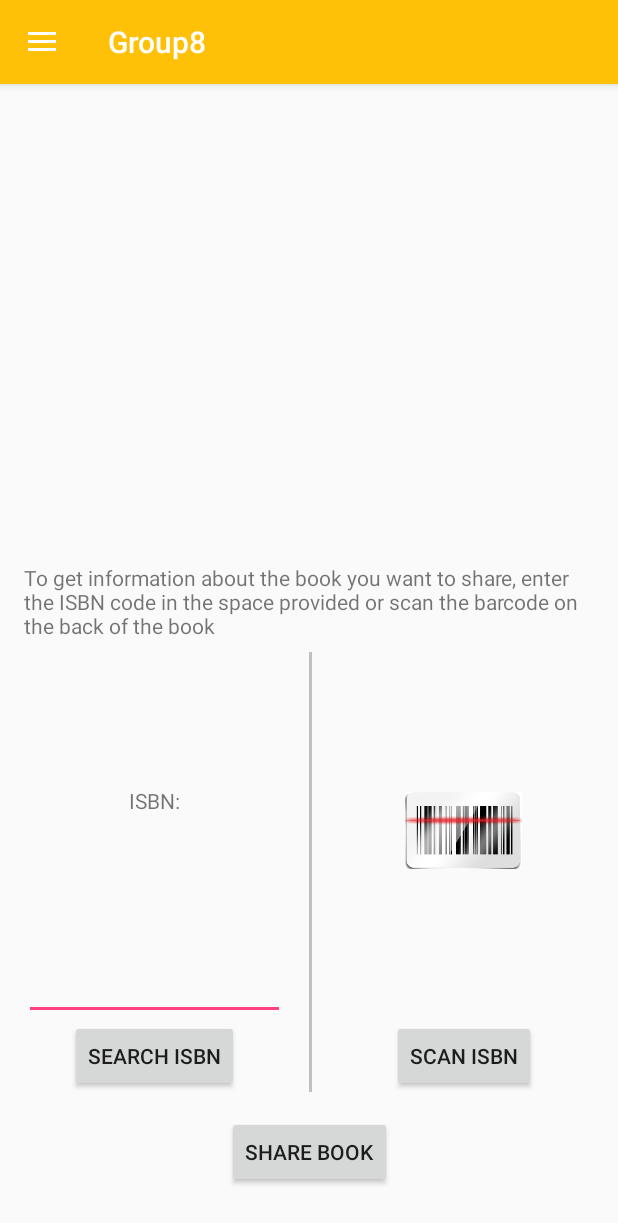
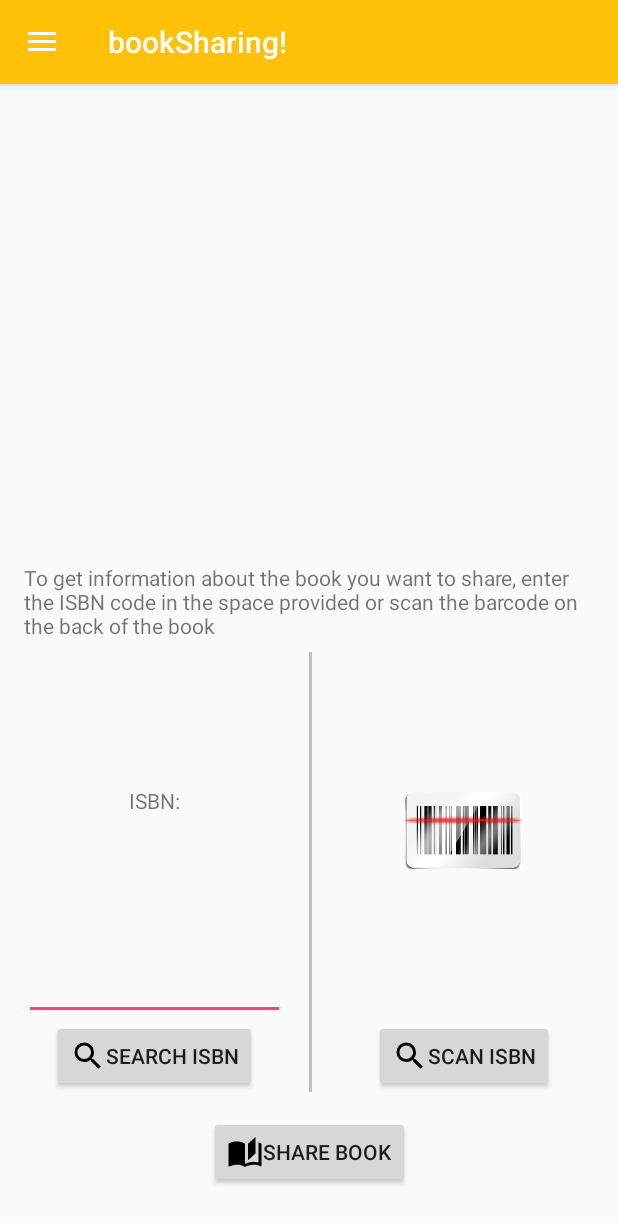
Before and after one commit to group8MAD/group8, an Android app: the screen it shows after launch (BookActivity), on a phone screen of 412 x 824 dp. Shown: the top 1223 px of the screen. Run offline under Robolectric (Android 15) with nearby library versions, the phone set to English and light mode, and no system bars; our stand-ins replace CircleImageView, Firebase (no records; nobody signed in at launch, a user with empty details on screens opened directly), Picasso; libraries missing offline, so code that uses them is left out: com.firebase.ui, com.google.zxing.integration; pictures from the network do not load.

Commit message:
added drawables

```diff
--- /dev/null
+++ b/app/src/main/res/drawable/magnify.xml
@@ -0,0 +1,8 @@
+<!-- drawable/magnify.xml -->
+<vector xmlns:android="http://schemas.android.com/apk/res/android"
+    android:height="24dp"
+    android:width="24dp"
+    android:viewportWidth="24"
+    android:viewportHeight="24">
+    <path android:fillColor="#000" android:pathData="M9.5,3A6.5,6.5 0 0,1 16,9.5C16,11.11 15.41,12.59 14.44,13.73L14.71,14H15.5L20.5,19L19,20.5L14,15.5V14.71L13.73,14.44C12.59,15.41 11.11,16 9.5,16A6.5,6.5 0 0,1 3,9.5A6.5,6.5 0 0,1 9.5,3M9.5,5C7,5 5,7 5,9.5C5,12 7,14 9.5,14C12,14 14,12 14,9.5C14,7 12,5 9.5,5Z" />
+</vector>
--- a/app/src/main/res/layout-normal-land/activity_book.xml
+++ b/app/src/main/res/layout-normal-land/activity_book.xml
@@ -107,6 +107,7 @@
             android:layout_marginRight="8dp"
             android:layout_marginStart="8dp"
             android:text="@string/SearchIsbn"
+            android:drawableLeft="@drawable/magnify"
             app:layout_constraintBottom_toTopOf="@+id/publish"
             app:layout_constraintEnd_toStartOf="@+id/view"
             app:layout_constraintHorizontal_bias="0.5"
@@ -150,6 +151,7 @@
             android:layout_marginRight="8dp"
             android:layout_marginStart="8dp"
             android:text="@string/publish"
+            android:drawableLeft="@drawable/book_open_page_variant"
             app:layout_constraintBottom_toBottomOf="parent"
             app:layout_constraintEnd_toEndOf="parent"
             app:layout_constraintStart_toStartOf="@+id/guideline1" />
@@ -164,6 +166,7 @@
             android:layout_marginRight="16dp"
             android:layout_marginStart="8dp"
             android:text="@string/pressToScan"
+            android:drawableLeft="@drawable/magnify"
             app:layout_constraintBottom_toTopOf="@+id/publish"
             app:layout_constraintEnd_toEndOf="parent"
             app:layout_constraintHorizontal_bias="0.5"
--- a/app/src/main/res/layout-normal-port/activity_book.xml
+++ b/app/src/main/res/layout-normal-port/activity_book.xml
@@ -100,6 +100,7 @@
             android:layout_marginRight="16dp"
             android:layout_marginStart="16dp"
             android:text="@string/SearchIsbn"
+            android:drawableLeft="@drawable/magnify"
             app:layout_constraintBottom_toTopOf="@+id/publish"
             app:layout_constraintEnd_toStartOf="@+id/guideline"
             app:layout_constraintStart_toStartOf="parent" />
@@ -143,6 +144,7 @@
             android:layout_marginLeft="8dp"
             android:layout_marginRight="8dp"
             android:layout_marginStart="8dp"
+            android:drawableLeft="@drawable/book_open_page_variant"
             android:text="@string/publish"
             app:layout_constraintBottom_toBottomOf="parent"
             app:layout_constraintEnd_toEndOf="parent"
@@ -158,6 +160,7 @@
             android:layout_marginRight="16dp"
             android:layout_marginStart="16dp"
             android:text="@string/pressToScan"
+            android:drawableLeft="@drawable/magnify"
             app:layout_constraintBottom_toTopOf="@+id/publish"
             app:layout_constraintEnd_toEndOf="parent"
             app:layout_constraintStart_toStartOf="@+id/guideline" />
--- a/app/src/main/res/values/strings.xml
+++ b/app/src/main/res/values/strings.xml
@@ -1,5 +1,5 @@
 <resources>
-    <string name="app_name">Group8</string>
+    <string name="app_name">bookSharing!</string>
     <string name="edit">Edit</string>
     <string name="name">Name</string>
     <string name="direction">Direction</string>
@@ -25,7 +25,7 @@
     <string name="books">Share book</string>
     <string name="register">Register</string>
     <string name="sign">Sign In</string>
-    <string name="publish">Share Book</string>
+    <string name="publish">  Share Book</string>
     <string name="noThumbnail">No thumbnail was found</string>
     <string name="noData">Couldn\'t get some data</string>
     <string name="insertIsbn">(Insert ISBN code)</string>
@@ -37,8 +37,8 @@
     <string name="fair">Fair</string>
     <string name="poor">Poor</string>
     <string name="bookNotValid">Book is not valid!</string>
-    <string name="pressToScan">Scan ISBN</string>
-    <string name="SearchIsbn">Search ISBN</string>
+    <string name="pressToScan">Scan ISBN  </string>
+    <string name="SearchIsbn">Search ISBN  </string>
     <string name="usageDescription">To get information about the book you want to share, enter the ISBN code in the space provided or scan the barcode on the back of the book</string>
     <string name="notSignedIn">If you want to share a book Sign In first!</string>
 
```
